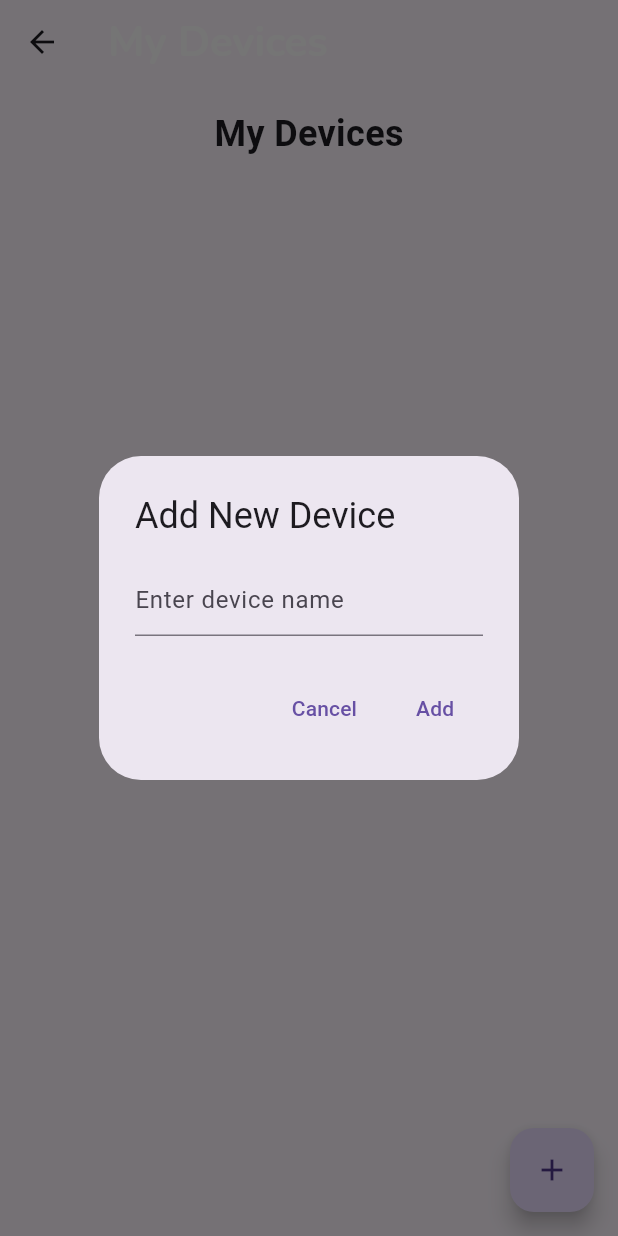
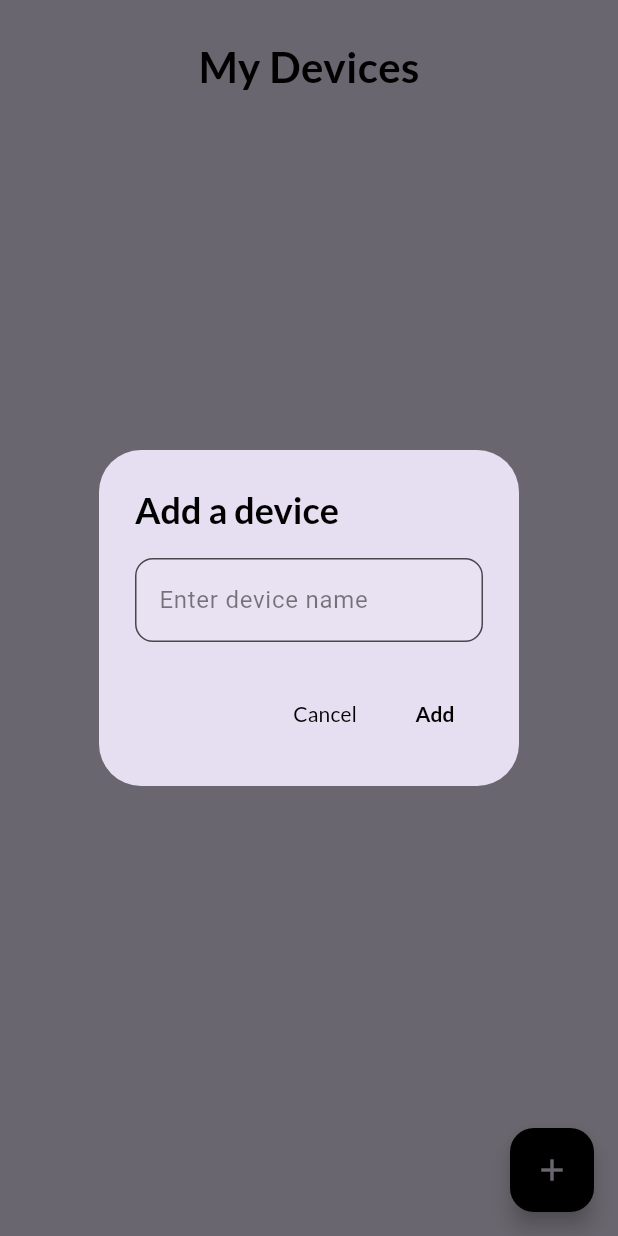
Before and after one commit to ShanandaDokka/RepairIt, a Flutter app: the MyDevicesPage screen opened directly, after a tap on the "add" icon, on a phone screen of 412 x 824 dp. Run offline on Flutter 3.47's test engine with Material 3 defaults, Android fonts, the light colour scheme and no system bars; our stand-ins replace firebase_auth, firebase_core, flutter_dotenv, google_fonts, google_generative_ai, shared_preferences; accounts and stored records are empty; network calls fail; statements that could not run were skipped.

```diff
--- a/lib/fix_it_page.dart
+++ b/lib/fix_it_page.dart
@@ -410,7 +410,7 @@ class _FixItPageState extends State<FixItPage> {
                       crossAxisAlignment: CrossAxisAlignment.start,
                       children: [
                         Text(
-                          'Nearby You:',
+                          'Near You:',
                           style: TextStyle(fontWeight: FontWeight.bold, fontSize: 16),
                         ),
                         SizedBox(height: 8),
--- a/lib/my_devices_page.dart
+++ b/lib/my_devices_page.dart
@@ -3,6 +3,7 @@ import 'package:namer_app/gemini_api.dart';
 import 'package:shared_preferences/shared_preferences.dart';
 import 'constants.dart';
 import 'individual_device.dart';
+import 'package:google_fonts/google_fonts.dart';
 
 class MyDevicesPage extends StatefulWidget {
   @override
@@ -11,6 +12,9 @@ class MyDevicesPage extends StatefulWidget {
 
 class _MyDevicesPageState extends State<MyDevicesPage> {
   List<Map<String, String>> devices = [];
+  final Color backgroundColor = Color(0xFFE6DFF1);
+  final Color accentColor = Colors.white;
+  final Color textColor = Colors.black;
 
   @override
   void initState() {
@@ -26,26 +30,32 @@ class _MyDevicesPageState extends State<MyDevicesPage> {
       String? car = prefs.getString('car');
       String? laptop = prefs.getString('laptop');
 
-      if (phone != null && phone.isNotEmpty) devices.add({'type': 'phone', 'name': phone});
-      if (car != null && car.isNotEmpty) devices.add({'type': 'car', 'name': car});
-      if (laptop != null && laptop.isNotEmpty) devices.add({'type': 'laptop', 'name': laptop});
+      if (phone != null && phone.isNotEmpty)
+        devices.add({'type': 'phone', 'name': phone});
+      if (car != null && car.isNotEmpty)
+        devices.add({'type': 'car', 'name': car});
+      if (laptop != null && laptop.isNotEmpty)
+        devices.add({'type': 'laptop', 'name': laptop});
 
       List<String>? additionalDevices = prefs.getStringList('additionalDevices');
       if (additionalDevices != null) {
-        devices.addAll(additionalDevices.map((device) => {'type': 'other', 'name': device}));
+        devices.addAll(
+            additionalDevices.map((device) => {'type': 'other', 'name': device}));
       }
     });
   }
 
   Future<void> _addDevice(String device) async {
     final prefs = await SharedPreferences.getInstance();
-    List<String> additionalDevices = prefs.getStringList('additionalDevices') ?? [];
+    List<String> additionalDevices =
+        prefs.getStringList('additionalDevices') ?? [];
     additionalDevices.add(device);
     await prefs.setStringList('additionalDevices', additionalDevices);
     _loadDevices();
   }
 
   final GeminiApi _gemini = GeminiApi();
+
   Future<String> _fetchData(String prompt) async {
     try {
       final data = await _gemini.fetchData(prompt);
@@ -74,7 +84,11 @@ class _MyDevicesPageState extends State<MyDevicesPage> {
         Navigator.push(
           context,
           MaterialPageRoute(
-            builder: (context) => IndividualDevice(title: title, score: scoreValue, category: category),
+            builder: (context) => IndividualDevice(
+              title: title,
+              score: scoreValue,
+              category: category,
+            ),
           ),
         );
       } else {
@@ -85,29 +99,48 @@ class _MyDevicesPageState extends State<MyDevicesPage> {
     }
   }
 
-
   void _showAddDeviceDialog() {
     showDialog(
       context: context,
       builder: (BuildContext context) {
         String newDevice = '';
         return AlertDialog(
-          title: Text('Add New Device'),
+          backgroundColor: backgroundColor,
+          title: Text(
+            'Add a device',
+            style: GoogleFonts.lato(color: textColor, fontWeight: FontWeight.bold),
+          ),
           content: TextField(
             onChanged: (value) {
               newDevice = value;
             },
-            decoration: InputDecoration(hintText: "Enter device name"),
+            decoration: InputDecoration(
+              hintText: "Enter device name",
+              hintStyle: TextStyle(color: textColor.withOpacity(0.5)),
+              filled: true,
+              fillColor: accentColor.withOpacity(0.1),
+              border: OutlineInputBorder(
+                borderRadius: BorderRadius.circular(12),
+                borderSide: BorderSide(color: accentColor),
+              ),
+            ),
           ),
           actions: <Widget>[
             TextButton(
-              child: Text('Cancel'),
+              child: Text(
+                'Cancel',
+                style: GoogleFonts.lato(color: textColor),
+              ),
               onPressed: () {
                 Navigator.of(context).pop();
               },
             ),
             TextButton(
-              child: Text('Add'),
+              child: Text(
+                'Add',
+                style: GoogleFonts.lato(
+                    color: textColor, fontWeight: FontWeight.bold),
+              ),
               onPressed: () {
                 if (newDevice.isNotEmpty) {
                   _addDevice(newDevice);
@@ -123,65 +156,76 @@ class _MyDevicesPageState extends State<MyDevicesPage> {
 
   @override
   Widget build(BuildContext context) {
+    final ScrollController scrollController = ScrollController();
     return Scaffold(
-      appBar: AppBar(
-        title: Text('My Devices'),
-      ),
-      body: Column(
+      backgroundColor: backgroundColor,
+      body: Scrollbar(
+        thumbVisibility: true,
+        controller: scrollController,
+        child: SingleChildScrollView(
+          controller: scrollController,
+          padding: const EdgeInsets.all(24.0),
+          child: Column(
             children: [
-          Padding(
-            padding: const EdgeInsets.all(16.0),
+              Center(
                 child: Text(
                   'My Devices',
-              style: TextStyle(fontSize: 24, fontWeight: FontWeight.bold),
+                  style: GoogleFonts.lato(
+                    fontSize: 28,
+                    fontWeight: FontWeight.bold,
+                    color: textColor,
                   ),
                 ),
-          Expanded(
-            child: ListView.builder(
-              itemCount: devices.length,
-              itemBuilder: (context, index) {
+              ),
+              SizedBox(height: 16),
+              // List of Devices
+              Column(
+                children: devices.map((device) {
                   IconData iconData;
-                switch (devices[index]['type']) {
+                  switch (device['type']) {
                     case 'phone':
                       iconData = Icons.smartphone;
-                    break;
                     case 'car':
                       iconData = Icons.directions_car;
-                    break;
                     case 'laptop':
                       iconData = Icons.laptop;
-                    break;
                     default:
                       iconData = Icons.devices;
                   }
 
                   return Padding(
-                  padding: const EdgeInsets.symmetric(horizontal: 16.0, vertical: 8.0),
+                    padding: const EdgeInsets.symmetric(vertical: 8.0),
                     child: Container(
                       decoration: BoxDecoration(
-                      border: Border.all(color: Colors.grey),
+                        border: Border.all(color: textColor),
                         borderRadius: BorderRadius.circular(12),
                       ),
                       child: ListTile(
                         title: Text(
-                        devices[index]['name']!,
-                        style: TextStyle(fontSize: 18),
+                          device['name']!,
+                          style: GoogleFonts.lato(
+                            fontSize: 18,
+                            color: textColor,
                           ),
-                      leading: Icon(iconData, size: 30),
+                        ),
+                        leading: Icon(iconData, size: 30, color: textColor),
                         contentPadding: EdgeInsets.all(16),
                         onTap: () {
-                        String title = devices[index]['name']!;
+                          String title = device['name']!;
                           _getScorePage(title);
                         },
                       ),
                     ),
                   );
-              },
-            ),
+                }).toList(),
               ),
             ],
           ),
+        ),
+      ),
       floatingActionButton: FloatingActionButton(
+        backgroundColor: textColor,
+        foregroundColor: backgroundColor,
         onPressed: _showAddDeviceDialog,
         child: Icon(Icons.add),
         tooltip: 'Add Device',
--- a/pubspec.yaml
+++ b/pubspec.yaml
@@ -14,6 +14,7 @@ dependencies:
   flutter:
     sdk: flutter
   shared_preferences: ^2.0.8
+  google_fonts: ^4.0.4
 
   firebase_auth: ^5.1.1
   firebase_core: ^3.1.1
```
Also changed, not shown: lib/individual_device.dart (+94 -46 lines), lib/log_in_page.dart (+1 -9 lines), lib/main.dart (+7 -6 lines), lib/sign_up_page.dart (+9 -11 lines), lib/trending_page.dart (+14 -8 lines). Lines whose indentation alone changed are shown as unchanged.
